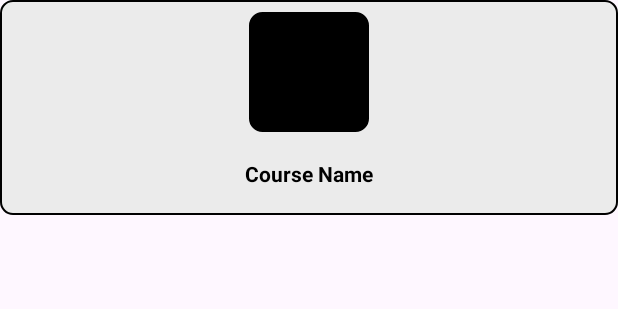
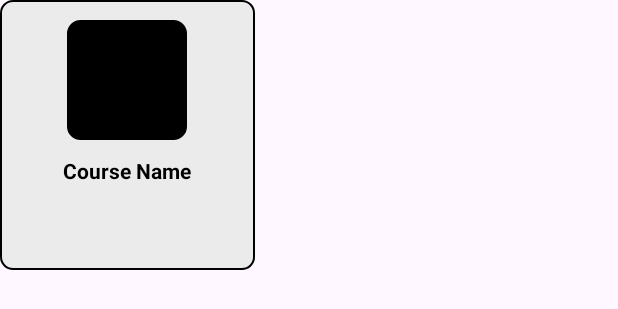
Before and after one commit to ElijahOluwasegun/mobile_attendance_application, an Android app: the layout card_item.xml on its own in the app's theme, with its tools: preview values and no code run, on a phone screen of 412 x 824 dp. Shown: the top 309 px of the screen. Run offline under Robolectric (Android 15) with nearby library versions, the phone set to English and light mode, and no system bars.

```diff
--- a/app/src/main/java/com/example/mobile_attendance_application/GridView.kt
+++ b/app/src/main/java/com/example/mobile_attendance_application/GridView.kt
@@ -27,7 +27,7 @@ class GridView : AppCompatActivity() {
             CourseModel("BDSA - Bachelors Data Science and Artificial Intelligence", R.drawable.data_science),
             CourseModel("BJCS - Bachelors of Journalism and Communication Studies", R.drawable.journalism),
             CourseModel("BPH - Bachelor of Science in Public Health", R.drawable.public_health),
-            CourseModel("BIRDS", R.drawable.international_relations),
+            CourseModel("BIRDS - Bachelor of International Relations and Diplomatic Studies", R.drawable.international_relations),
             CourseModel("BPAM - Bachelors of Public Administration & Management", R.drawable.public_admin_management2)
         )
 
--- a/app/src/main/res/layout/activity_grid_view.xml
+++ b/app/src/main/res/layout/activity_grid_view.xml
@@ -6,7 +6,6 @@
     android:layout_height="match_parent"
     android:orientation="vertical"
     android:padding="16dp"
-    android:layout_marginTop="0dp"
     android:background="@drawable/blue_wallpaper"
     tools:context=".GridView">
 
@@ -26,7 +25,7 @@
         android:layout_height="match_parent"
         android:numColumns="2"
         android:columnWidth="150dp"
-        android:verticalSpacing="12dp"
+        android:verticalSpacing="20dp"
         android:horizontalSpacing="12dp"
         android:stretchMode="columnWidth"
         android:gravity="center"/>
--- a/app/src/main/res/layout/card_item.xml
+++ b/app/src/main/res/layout/card_item.xml
@@ -1,31 +1,33 @@
 <?xml version="1.0" encoding="utf-8"?>
 <LinearLayout
     xmlns:android="http://schemas.android.com/apk/res/android"
-    android:layout_width="match_parent"
-    android:layout_height="wrap_content"
+    android:layout_width="170dp"
+    android:layout_height="180dp"
     android:orientation="vertical"
     android:padding="8dp"
     android:layout_marginBottom="10dp"
     android:gravity="center"
     android:background="@drawable/course_background_card">
+
     <ImageView
     android:id="@+id/course_image"
     android:layout_width="80dp"
     android:layout_height="80dp"
+        android:layout_marginTop="5dp"
     android:scaleType="centerCrop"
     android:src="@drawable/ic_course_default"
     android:contentDescription="Course Icon"/>
 
     <TextView
         android:id="@+id/course_name"
-        android:layout_width="wrap_content"
-        android:layout_height="wrap_content"
+        android:layout_width="match_parent"
+        android:layout_height="match_parent"
         android:text="Course Name"
         android:textColor="@color/black"
         android:textSize="14sp"
         android:textStyle="bold"
-        android:layout_marginTop="8dp"
+        android:layout_marginTop="5dp"
         android:textAlignment="center"
-        android:padding="10dp"/>
+        android:padding="5dp"/>
 
 </LinearLayout>
```
